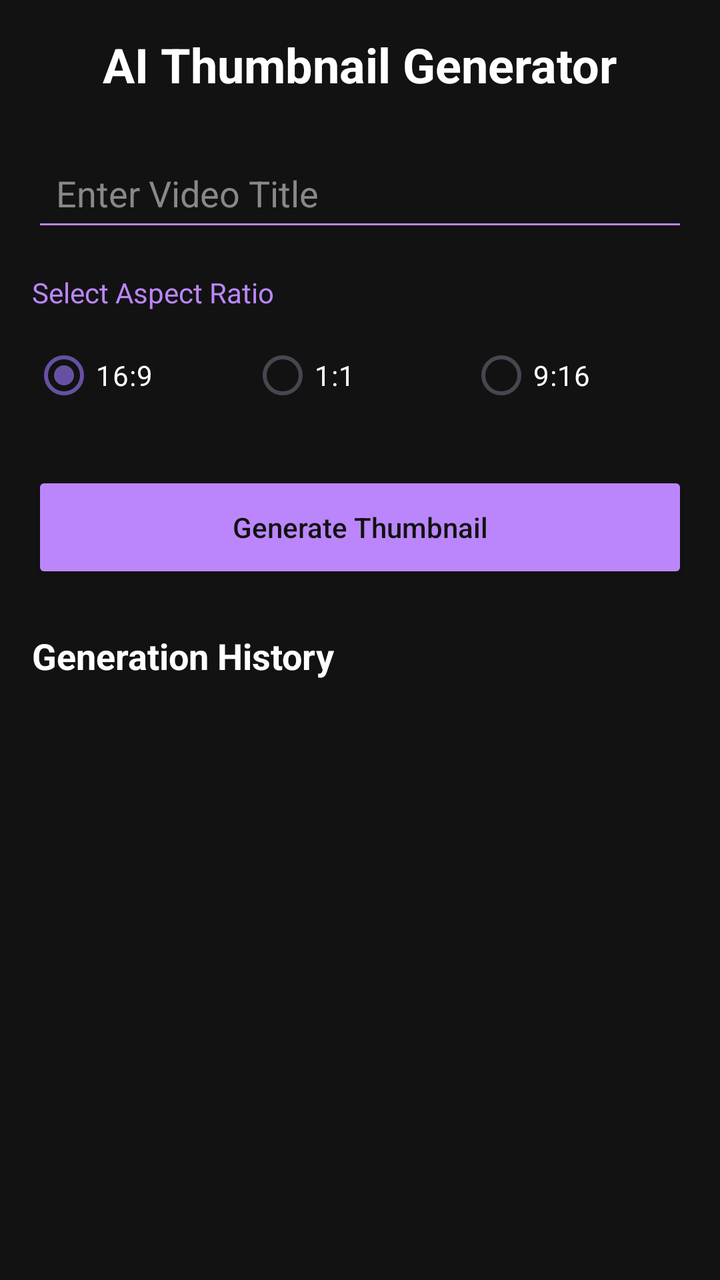
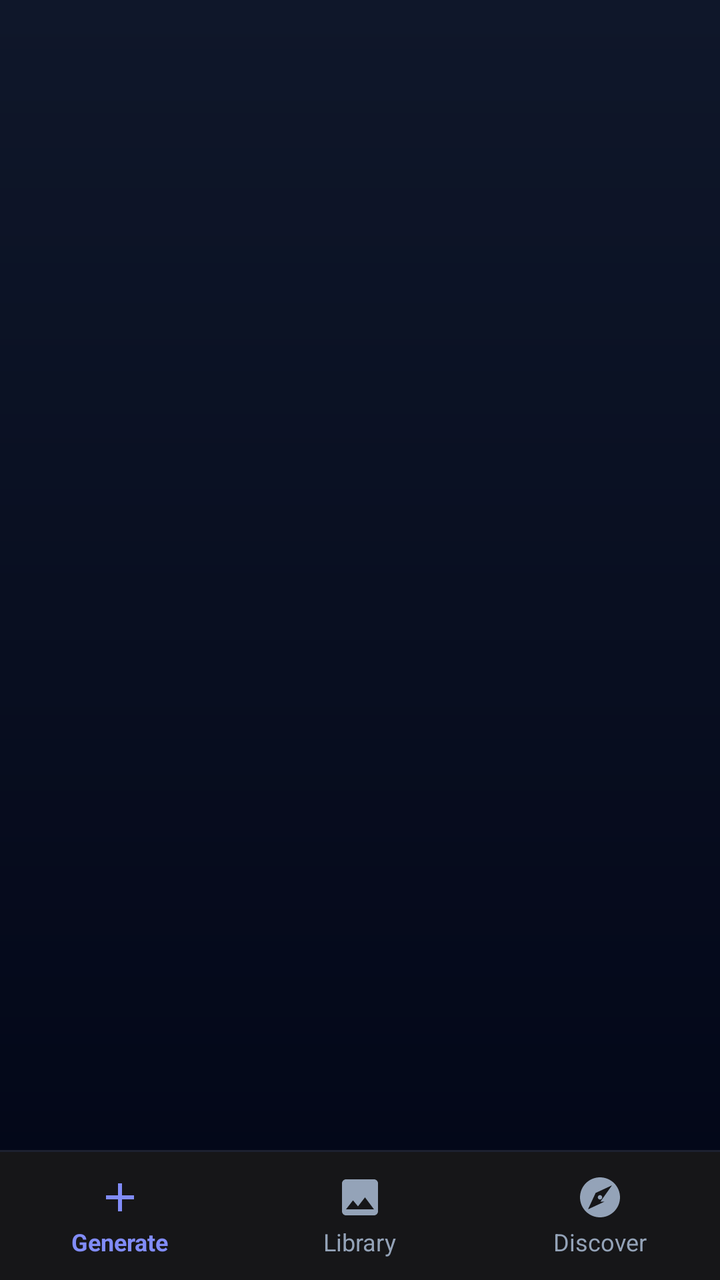

Screens rendered from an Android XML layout before and after an edit, with the pre-edit source and the edit as a unified diff.
<!-- AndroidManifest.xml: application theme Theme.AIThumbnailGenerator -->
<!-- res/layout/activity_main.xml -->
<?xml version="1.0" encoding="utf-8"?>
<androidx.constraintlayout.widget.ConstraintLayout xmlns:android="http://schemas.android.com/apk/res/android"
    xmlns:app="http://schemas.android.com/apk/res-auto"
    xmlns:tools="http://schemas.android.com/tools"
    android:layout_width="match_parent"
    android:layout_height="match_parent"
    android:background="#121212"
    tools:context=".MainActivity">

    <ScrollView
        android:layout_width="match_parent"
        android:layout_height="match_parent">

        <LinearLayout
            android:layout_width="match_parent"
            android:layout_height="wrap_content"
            android:orientation="vertical"
            android:padding="16dp">

            <TextView
                android:layout_width="wrap_content"
                android:layout_height="wrap_content"
                android:text="AI Thumbnail Generator"
                android:textColor="#FFFFFF"
                android:textSize="24sp"
                android:textStyle="bold"
                android:layout_gravity="center"
                android:layout_marginBottom="24dp" />

            <EditText
                android:id="@+id/etVideoTitle"
                android:layout_width="match_parent"
                android:layout_height="wrap_content"
                android:hint="Enter Video Title"
                android:textColor="#FFFFFF"
                android:textColorHint="#888888"
                android:backgroundTint="#BB86FC"
                android:padding="12dp"
                android:layout_marginBottom="16dp" />

            <TextView
                android:layout_width="wrap_content"
                android:layout_height="wrap_content"
                android:text="Select Aspect Ratio"
                android:textColor="#BB86FC"
                android:textSize="14sp"
                android:layout_marginBottom="8dp" />

            <RadioGroup
                android:id="@+id/rgRatio"
                android:layout_width="match_parent"
                android:layout_height="wrap_content"
                android:orientation="horizontal"
                android:layout_marginBottom="24dp">

                <RadioButton
                    android:id="@+id/rb169"
                    android:layout_width="0dp"
                    android:layout_height="wrap_content"
                    android:layout_weight="1"
                    android:text="16:9"
                    android:textColor="#FFFFFF"
                    android:buttonTint="#BB86FC"
                    android:checked="true" />

                <RadioButton
                    android:id="@+id/rb11"
                    android:layout_width="0dp"
                    android:layout_height="wrap_content"
                    android:layout_weight="1"
                    android:text="1:1"
                    android:textColor="#FFFFFF"
                    android:buttonTint="#BB86FC" />

                <RadioButton
                    android:id="@+id/rb916"
                    android:layout_width="0dp"
                    android:layout_height="wrap_content"
                    android:layout_weight="1"
                    android:text="9:16"
                    android:textColor="#FFFFFF"
                    android:buttonTint="#BB86FC" />
            </RadioGroup>

            <Button
                android:id="@+id/btnGenerate"
                android:layout_width="match_parent"
                android:layout_height="56dp"
                android:text="Generate Thumbnail"
                android:textAllCaps="false"
                android:backgroundTint="#BB86FC"
                android:textColor="#121212"
                android:layout_marginBottom="24dp" />

            <ImageView
                android:id="@+id/ivPreview"
                android:layout_width="match_parent"
                android:layout_height="200dp"
                android:scaleType="centerInside"
                android:background="#1E1E1E"
                android:layout_marginBottom="24dp"
                android:visibility="gone" />

            <TextView
                android:layout_width="wrap_content"
                android:layout_height="wrap_content"
                android:text="Generation History"
                android:textColor="#FFFFFF"
                android:textSize="18sp"
                android:textStyle="bold"
                android:layout_marginBottom="12dp" />

            <androidx.recyclerview.widget.RecyclerView
                android:id="@+id/rvHistory"
                android:layout_width="match_parent"
                android:layout_height="wrap_content"
                android:nestedScrollingEnabled="false" />

        </LinearLayout>
    </ScrollView>

    <FrameLayout
        android:id="@+id/progressOverlay"
        android:layout_width="match_parent"
        android:layout_height="match_parent"
        android:background="#AA000000"
        android:visibility="gone"
        android:clickable="true"
        android:focusable="true">

        <LinearLayout
            android:layout_width="wrap_content"
            android:layout_height="wrap_content"
            android:layout_gravity="center"
            android:orientation="vertical"
            android:gravity="center">

            <ProgressBar
                android:layout_width="wrap_content"
                android:layout_height="wrap_content"
                android:indeterminateTint="#BB86FC" />

            <TextView
                android:id="@+id/tvProgressStatus"
                android:layout_width="wrap_content"
                android:layout_height="wrap_content"
                android:text="Thinking..."
                android:textColor="#FFFFFF"
                android:layout_marginTop="16dp" />
        </LinearLayout>
    </FrameLayout>

</androidx.constraintlayout.widget.ConstraintLayout>
<!-- resources referenced by this layout -->
<resources>
  <style name="Theme.AIThumbnailGenerator" parent="Base.Theme.AIThumbnailGenerator" />
  <style name="Base.Theme.AIThumbnailGenerator" parent="Theme.Material3.DayNight.NoActionBar">
          
          
      </style>
</resources>

<!-- the commit's change to res/layout/activity_main.xml (unified diff, before → after) -->
@@ -1,153 +1,115 @@
 <?xml version="1.0" encoding="utf-8"?>
 <androidx.constraintlayout.widget.ConstraintLayout xmlns:android="http://schemas.android.com/apk/res/android"
     xmlns:app="http://schemas.android.com/apk/res-auto"
-    xmlns:tools="http://schemas.android.com/tools"
+    android:id="@+id/main_root"
     android:layout_width="match_parent"
     android:layout_height="match_parent"
-    android:background="#121212"
-    tools:context=".MainActivity">
+    android:background="@drawable/bg_main_gradient">
 
-    <ScrollView
+    <FrameLayout
+        android:id="@+id/fragment_container"
         android:layout_width="match_parent"
-        android:layout_height="match_parent">
+        android:layout_height="0dp"
+        app:layout_constraintTop_toTopOf="parent"
+        app:layout_constraintBottom_toTopOf="@id/nav_divider" />
 
+    <View
+        android:id="@+id/nav_divider"
+        android:layout_width="match_parent"
+        android:layout_height="1dp"
+        android:background="#1AFFFFFF"
+        app:layout_constraintBottom_toTopOf="@id/custom_bottom_nav" />
+
+    
+    <LinearLayout
+        android:id="@+id/custom_bottom_nav"
+        android:layout_width="match_parent"
+        android:layout_height="64dp"
+        android:background="#161618"
+        android:orientation="horizontal"
+        app:layout_constraintBottom_toBottomOf="parent">
+
+        
         <LinearLayout
-            android:layout_width="match_parent"
-            android:layout_height="wrap_content"
+            android:id="@+id/nav_btn_generate"
+            android:layout_width="0dp"
+            android:layout_height="match_parent"
+            android:layout_weight="1"
+            android:gravity="center"
             android:orientation="vertical"
-            android:padding="16dp">
-
+            android:background="?attr/selectableItemBackgroundBorderless"
+            android:clickable="true"
+            android:focusable="true">
+            <ImageView
+                android:id="@+id/nav_icon_generate"
+                android:layout_width="24dp"
+                android:layout_height="24dp"
+                android:src="@drawable/ic_tab_generate"
+                app:tint="@color/primary_electric" />
             <TextView
+                android:id="@+id/nav_text_generate"
                 android:layout_width="wrap_content"
                 android:layout_height="wrap_content"
-                android:text="AI Thumbnail Generator"
-                android:textColor="#FFFFFF"
-                android:textSize="24sp"
+                android:text="Generate"
+                android:textSize="12sp"
+                android:textColor="@color/primary_electric"
                 android:textStyle="bold"
-                android:layout_gravity="center"
-                android:layout_marginBottom="24dp" />
+                android:layout_marginTop="2dp" />
+        </LinearLayout>
 
-            <EditText
-                android:id="@+id/etVideoTitle"
-                android:layout_width="match_parent"
-                android:layout_height="wrap_content"
-                android:hint="Enter Video Title"
-                android:textColor="#FFFFFF"
-                android:textColorHint="#888888"
-                android:backgroundTint="#BB86FC"
-                android:padding="12dp"
-                android:layout_marginBottom="16dp" />
-
+        
+        <LinearLayout
+            android:id="@+id/nav_btn_library"
+            android:layout_width="0dp"
+            android:layout_height="match_parent"
+            android:layout_weight="1"
+            android:gravity="center"
+            android:orientation="vertical"
+            android:background="?attr/selectableItemBackgroundBorderless"
+            android:clickable="true"
+            android:focusable="true">
+            <ImageView
+                android:id="@+id/nav_icon_library"
+                android:layout_width="24dp"
+                android:layout_height="24dp"
+                android:src="@drawable/ic_tab_library"
+                app:tint="@color/nav_unselected" />
             <TextView
+                android:id="@+id/nav_text_library"
                 android:layout_width="wrap_content"
                 android:layout_height="wrap_content"
-                android:text="Select Aspect Ratio"
-                android:textColor="#BB86FC"
-                android:textSize="14sp"
-                android:layout_marginBottom="8dp" />
+                android:text="Library"
+                android:textSize="12sp"
+                android:textColor="@color/nav_unselected"
+                android:layout_marginTop="2dp" />
+        </LinearLayout>
 
-            <RadioGroup
-                android:id="@+id/rgRatio"
-                android:layout_width="match_parent"
-                android:layout_height="wrap_content"
-                android:orientation="horizontal"
-                android:layout_marginBottom="24dp">
-
-                <RadioButton
-                    android:id="@+id/rb169"
-                    android:layout_width="0dp"
-                    android:layout_height="wrap_content"
-                    android:layout_weight="1"
-                    android:text="16:9"
-                    android:textColor="#FFFFFF"
-                    android:buttonTint="#BB86FC"
-                    android:checked="true" />
-
-                <RadioButton
-                    android:id="@+id/rb11"
-                    android:layout_width="0dp"
-                    android:layout_height="wrap_content"
-                    android:layout_weight="1"
-                    android:text="1:1"
-                    android:textColor="#FFFFFF"
-                    android:buttonTint="#BB86FC" />
-
-                <RadioButton
-                    android:id="@+id/rb916"
-                    android:layout_width="0dp"
-                    android:layout_height="wrap_content"
-                    android:layout_weight="1"
-                    android:text="9:16"
-                    android:textColor="#FFFFFF"
-                    android:buttonTint="#BB86FC" />
-            </RadioGroup>
-
-            <Button
-                android:id="@+id/btnGenerate"
-                android:layout_width="match_parent"
-                android:layout_height="56dp"
-                android:text="Generate Thumbnail"
-                android:textAllCaps="false"
-                android:backgroundTint="#BB86FC"
-                android:textColor="#121212"
-                android:layout_marginBottom="24dp" />
-
+        
+        <LinearLayout
+            android:id="@+id/nav_btn_discover"
+            android:layout_width="0dp"
+            android:layout_height="match_parent"
+            android:layout_weight="1"
+            android:gravity="center"
+            android:orientation="vertical"
+            android:background="?attr/selectableItemBackgroundBorderless"
+            android:clickable="true"
+            android:focusable="true">
             <ImageView
-                android:id="@+id/ivPreview"
-                android:layout_width="match_parent"
-                android:layout_height="200dp"
-                android:scaleType="centerInside"
-                android:background="#1E1E1E"
-                android:layout_marginBottom="24dp"
-                android:visibility="gone" />
-
+                android:id="@+id/nav_icon_discover"
+                android:layout_width="24dp"
+                android:layout_height="24dp"
+                android:src="@drawable/ic_tab_discover"
+                app:tint="@color/nav_unselected" />
             <TextView
+                android:id="@+id/nav_text_discover"
                 android:layout_width="wrap_content"
                 android:layout_height="wrap_content"
-                android:text="Generation History"
-                android:textColor="#FFFFFF"
-                android:textSize="18sp"
-                android:textStyle="bold"
-                android:layout_marginBottom="12dp" />
-
-            <androidx.recyclerview.widget.RecyclerView
-                android:id="@+id/rvHistory"
-                android:layout_width="match_parent"
-                android:layout_height="wrap_content"
-                android:nestedScrollingEnabled="false" />
-
+                android:text="Discover"
+                android:textSize="12sp"
+                android:textColor="@color/nav_unselected"
+                android:layout_marginTop="2dp" />
         </LinearLayout>
-    </ScrollView>
-
-    <FrameLayout
-        android:id="@+id/progressOverlay"
-        android:layout_width="match_parent"
-        android:layout_height="match_parent"
-        android:background="#AA000000"
-        android:visibility="gone"
-        android:clickable="true"
-        android:focusable="true">
-
-        <LinearLayout
-            android:layout_width="wrap_content"
-            android:layout_height="wrap_content"
-            android:layout_gravity="center"
-            android:orientation="vertical"
-            android:gravity="center">
-
-            <ProgressBar
-                android:layout_width="wrap_content"
-                android:layout_height="wrap_content"
-                android:indeterminateTint="#BB86FC" />
-
-            <TextView
-                android:id="@+id/tvProgressStatus"
-                android:layout_width="wrap_content"
-                android:layout_height="wrap_content"
-                android:text="Thinking..."
-                android:textColor="#FFFFFF"
-                android:layout_marginTop="16dp" />
-        </LinearLayout>
-    </FrameLayout>
+    </LinearLayout>
 
 </androidx.constraintlayout.widget.ConstraintLayout>
<!-- resource entries referenced after the edit -->
@@ -1,6 +1,49 @@
 <!-- resources referenced by this layout -->
 <resources>
+  <color name="nav_unselected">#94A3B8</color>
+  <color name="primary_electric">#818CF8</color>
+  <!-- drawable bg_main_gradient (drawable) -->
+  <?xml version="1.0" encoding="utf-8"?>
+  <shape xmlns:android="http://schemas.android.com/apk/res/android"
+      android:shape="rectangle">
+      <gradient
+          android:startColor="@color/bg_top"
+          android:endColor="@color/bg_bottom"
+          android:angle="270" />
+  </shape>
+  <!-- drawable ic_tab_discover (drawable) -->
+  <vector xmlns:android="http://schemas.android.com/apk/res/android"
+      android:width="24dp"
+      android:height="24dp"
+      android:viewportWidth="24"
+      android:viewportHeight="24">
+      <path
+          android:fillColor="#FFFFFF"
+          android:pathData="M12,10.9c-0.61,0 -1.1,0.49 -1.1,1.1s0.49,1.1 1.1,1.1c0.61,0 1.1,-0.49 1.1,-1.1s-0.49,-1.1 -1.1,-1.1zM12,2C6.48,2 2,6.48 2,12s4.48,10 10,10 10,-4.48 10,-10S17.52,2 12,2zm2.19,12.19L6,18l3.81,-8.19L18,6l-5.81,8.19z" />
+  </vector>
+  <!-- drawable ic_tab_generate (drawable) -->
+  <vector xmlns:android="http://schemas.android.com/apk/res/android"
+      android:width="24dp"
+      android:height="24dp"
+      android:viewportWidth="24"
+      android:viewportHeight="24">
+      <path
+          android:fillColor="#FFFFFF"
+          android:pathData="M19,13h-6v6h-2v-6H5v-2h6V5h2v6h6v2Z" />
+  </vector>
+  <!-- drawable ic_tab_library (drawable) -->
+  <vector xmlns:android="http://schemas.android.com/apk/res/android"
+      android:width="24dp"
+      android:height="24dp"
+      android:viewportWidth="24"
+      android:viewportHeight="24">
+      <path
+          android:fillColor="#FFFFFF"
+          android:pathData="M21,19V5c0,-1.1 -0.9,-2 -2,-2H5c-1.1,0 -2,0.9 -2,2v14c0,1.1 0.9,2 2,2h14c1.1,0 2,-0.9 2,-2zM8.5,13.5l2.5,3.01L14.5,12l4.5,6H5l3.5,-4.5z" />
+  </vector>
   <style name="Theme.AIThumbnailGenerator" parent="Base.Theme.AIThumbnailGenerator" />
+  <color name="bg_top">#0F172A</color>
+  <color name="bg_bottom">#020617</color>
   <style name="Base.Theme.AIThumbnailGenerator" parent="Theme.Material3.DayNight.NoActionBar">
           
           
